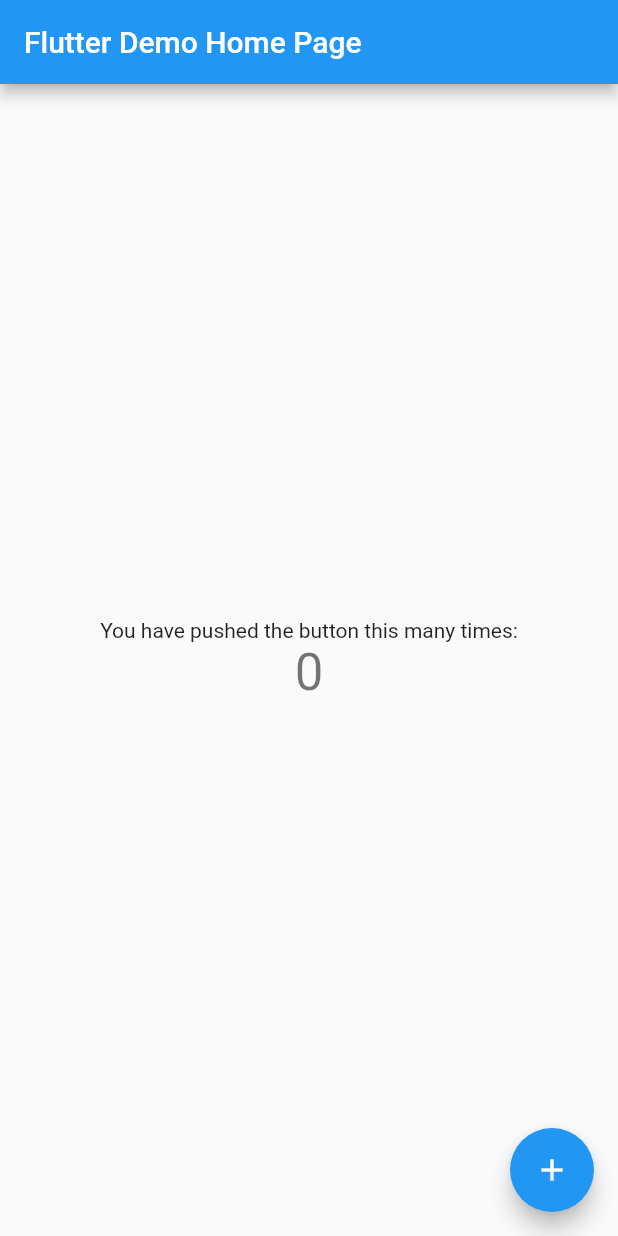
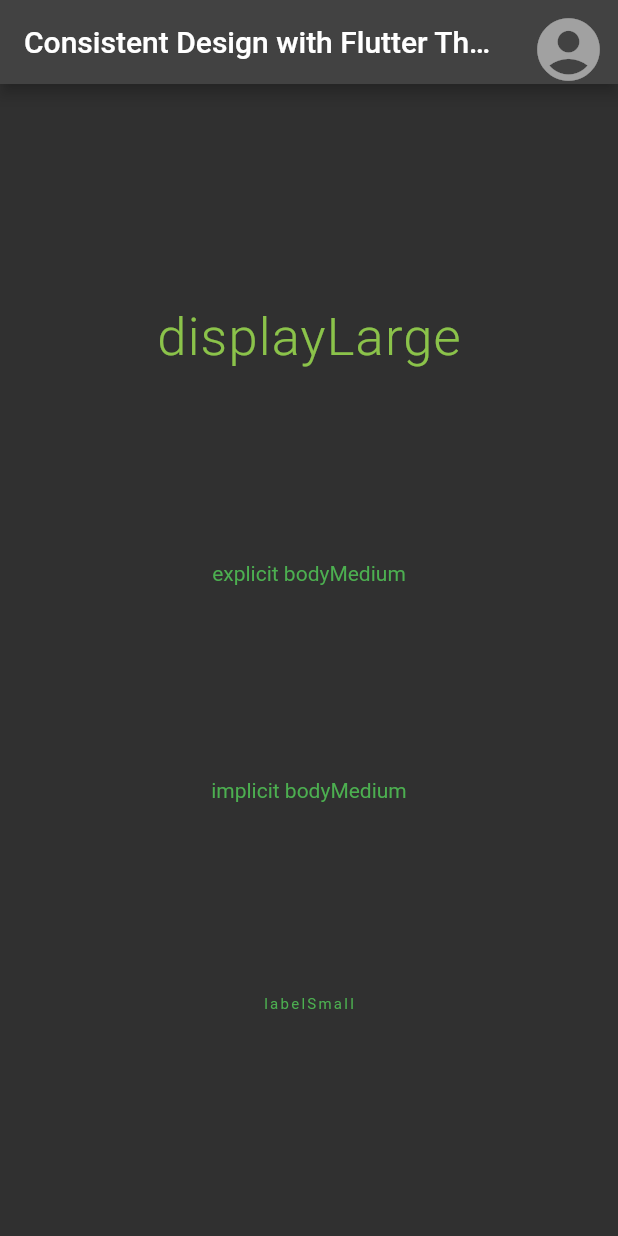
Before and after one commit to salkhan-ops/consistent_desgin_flutter_theme, a Flutter app: the screen it shows after launch, on a phone screen of 412 x 824 dp. Run offline on Flutter 3.47's test engine with Material 2 defaults, Android fonts, the phone set to English and light mode, and no system bars.

Commit message:
initial commit

```diff
--- a/lib/main.dart
+++ b/lib/main.dart
@@ -1,115 +1,82 @@
 import 'package:flutter/material.dart';
 
-void main() {
-  runApp(const MyApp());
-}
+main() => runApp(ExampleApp());
 
-class MyApp extends StatelessWidget {
-  const MyApp({Key? key}) : super(key: key);
+class ExampleApp extends StatelessWidget {
+  const ExampleApp({Key? key}) : super(key: key);
 
-  // This widget is the root of your application.
   @override
   Widget build(BuildContext context) {
     return MaterialApp(
-      title: 'Flutter Demo',
+      themeMode: ThemeMode.dark,
       theme: ThemeData(
-        // This is the theme of your application.
-        //
-        // Try running your application with "flutter run". You'll see the
-        // application has a blue toolbar. Then, without quitting the app, try
-        // changing the primarySwatch below to Colors.green and then invoke
-        // "hot reload" (press "r" in the console where you ran "flutter run",
-        // or simply save your changes to "hot reload" in a Flutter IDE).
-        // Notice that the counter didn't reset back to zero; the application
-        // is not restarted.
-        primarySwatch: Colors.blue,
+        textTheme: Typography().black.apply(
+          displayColor: Colors.greenAccent,
+          bodyColor: Colors.green,
+        ).copyWith(displayLarge: const TextStyle(
+          color: Colors.lightGreen,
+          fontSize: 35,
+          fontWeight: FontWeight.w300,
+          letterSpacing: 0.8
+        )
+
+        ),
+        brightness: Brightness.dark,
+        iconTheme:
+            const IconThemeData(size: 50, color: Colors.lime, opacity: 0.5),
       ),
-      home: const MyHomePage(title: 'Flutter Demo Home Page'),
+      debugShowCheckedModeBanner: false,
+      home: const ExamplePage(),
     );
   }
 }
 
-class MyHomePage extends StatefulWidget {
-  const MyHomePage({Key? key, required this.title}) : super(key: key);
-
-  // This widget is the home page of your application. It is stateful, meaning
-  // that it has a State object (defined below) that contains fields that affect
-  // how it looks.
-
-  // This class is the configuration for the state. It holds the values (in this
-  // case the title) provided by the parent (in this case the App widget) and
-  // used by the build method of the State. Fields in a Widget subclass are
-  // always marked "final".
-
-  final String title;
-
-  @override
-  State<MyHomePage> createState() => _MyHomePageState();
-}
-
-class _MyHomePageState extends State<MyHomePage> {
-  int _counter = 0;
-
-  void _incrementCounter() {
-    setState(() {
-      // This call to setState tells the Flutter framework that something has
-      // changed in this State, which causes it to rerun the build method below
-      // so that the display can reflect the updated values. If we changed
-      // _counter without calling setState(), then the build method would not be
-      // called again, and so nothing would appear to happen.
-      _counter++;
-    });
-  }
+class ExamplePage extends StatelessWidget {
+  const ExamplePage({Key? key}) : super(key: key);
 
   @override
   Widget build(BuildContext context) {
-    // This method is rerun every time setState is called, for instance as done
-    // by the _incrementCounter method above.
-    //
-    // The Flutter framework has been optimized to make rerunning build methods
-    // fast, so that you can just rebuild anything that needs updating rather
-    // than having to individually change instances of widgets.
     return Scaffold(
       appBar: AppBar(
-        // Here we take the value from the MyHomePage object that was created by
-        // the App.build method, and use it to set our appbar title.
-        title: Text(widget.title),
+        title: const Text('Consistent Design with Flutter Theme Widget'),
+        actions: [
+          IconButton(onPressed: () {}, icon: const Icon(Icons.account_circle)),
+        ],
       ),
-      body: Center(
-        // Center is a layout widget. It takes a single child and positions it
-        // in the middle of the parent.
-        child: Column(
-          // Column is also a layout widget. It takes a list of children and
-          // arranges them vertically. By default, it sizes itself to fit its
-          // children horizontally, and tries to be as tall as its parent.
-          //
-          // Invoke "debug painting" (press "p" in the console, choose the
-          // "Toggle Debug Paint" action from the Flutter Inspector in Android
-          // Studio, or the "Toggle Debug Paint" command in Visual Studio Code)
-          // to see the wireframe for each widget.
-          //
-          // Column has various properties to control how it sizes itself and
-          // how it positions its children. Here we use mainAxisAlignment to
-          // center the children vertically; the main axis here is the vertical
-          // axis because Columns are vertical (the cross axis would be
-          // horizontal).
-          mainAxisAlignment: MainAxisAlignment.center,
-          children: <Widget>[
-            const Text(
-              'You have pushed the button this many times:',
-            ),
-            Text(
-              '$_counter',
-              style: Theme.of(context).textTheme.headline4,
-            ),
-          ],
+      body: const Padding(
+        padding: EdgeInsets.all(20),
+        child: Center(
+          child: ExampleWidget(),
         ),
       ),
-      floatingActionButton: FloatingActionButton(
-        onPressed: _incrementCounter,
-        tooltip: 'Increment',
-        child: const Icon(Icons.add),
-      ), // This trailing comma makes auto-formatting nicer for build methods.
     );
   }
 }
+
+class ExampleWidget extends StatelessWidget {
+  const ExampleWidget({Key? key}) : super(key: key);
+
+  @override
+  Widget build(BuildContext context) {
+    return Column(
+      mainAxisAlignment: MainAxisAlignment.spaceEvenly,
+      children: [
+        Text(
+          'displayLarge',
+          style: Theme.of(context).textTheme.displayLarge,
+        ),
+        Text(
+          'explicit bodyMedium',
+          style: Theme.of(context).textTheme.bodyMedium,
+        ),
+        const Text(
+          'implicit bodyMedium',
+        ),
+        Text(
+          'labelSmall',
+          style: Theme.of(context).textTheme.labelSmall,
+        ),
+      ],
+    );
+  }
+}
```
